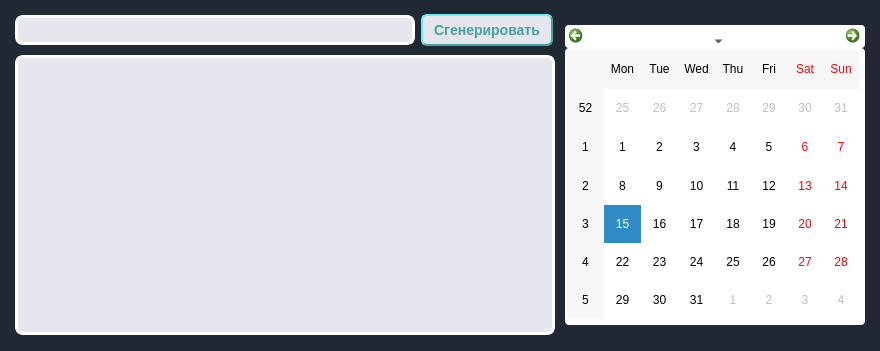
This is ui/GenerationTaskWindow.ui in kiozet/TaskManagerWithAI as Qt 5 draws it before an edit. The edited form follows.
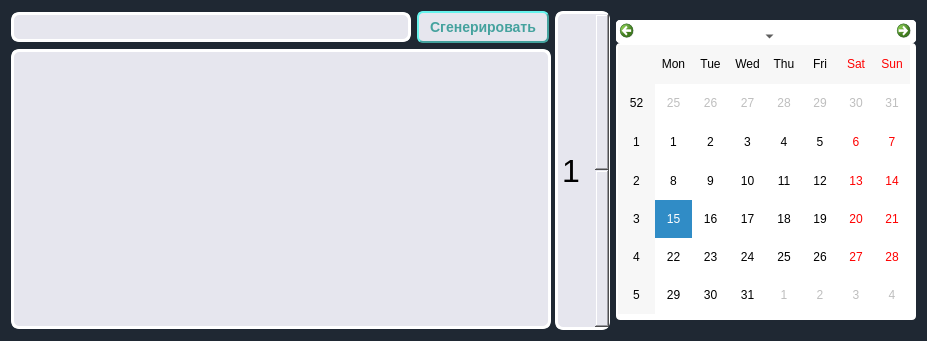
This is the edited form.

Commit message: Move spinBox from MainWindowTaskManager to GenerationTaskWindow

The edit to the form file:
```diff
--- a/ui/GenerationTaskWindow.ui
+++ b/ui/GenerationTaskWindow.ui
@@ -9,8 +9,8 @@
    <rect>
     <x>0</x>
     <y>0</y>
-    <width>880</width>
-    <height>351</height>
+    <width>927</width>
+    <height>341</height>
    </rect>
   </property>
   <property name="sizePolicy">
@@ -21,14 +21,14 @@
   </property>
   <property name="minimumSize">
    <size>
-    <width>880</width>
-    <height>350</height>
+    <width>927</width>
+    <height>341</height>
    </size>
   </property>
   <property name="maximumSize">
    <size>
-    <width>880</width>
-    <height>351</height>
+    <width>927</width>
+    <height>341</height>
    </size>
   </property>
   <property name="windowTitle">
@@ -163,6 +163,39 @@
      </item>
     </layout>
    </item>
+   <item>
+    <widget class="QSpinBox" name="spinBox">
+     <property name="sizePolicy">
+      <sizepolicy hsizetype="Fixed" vsizetype="Expanding">
+       <horstretch>0</horstretch>
+       <verstretch>0</verstretch>
+      </sizepolicy>
+     </property>
+     <property name="font">
+      <font>
+       <pointsize>24</pointsize>
+      </font>
+     </property>
+     <property name="styleSheet">
+      <string notr="true">QSpinBox{
+    border-radius: 4px;
+    border-style: outset;
+    border-width: 3px;
+    border-radius: 8px;
+    border-color: white;
+    padding: 2px;
+    background-color: rgb(230, 230, 238);
+}
+</string>
+     </property>
+     <property name="minimum">
+      <number>1</number>
+     </property>
+     <property name="maximum">
+      <number>5</number>
+     </property>
+    </widget>
+   </item>
    <item>
     <widget class="QCalendarWidget" name="calendarWidget">
      <property name="sizePolicy">
```
The commit also changes 1 other file.
